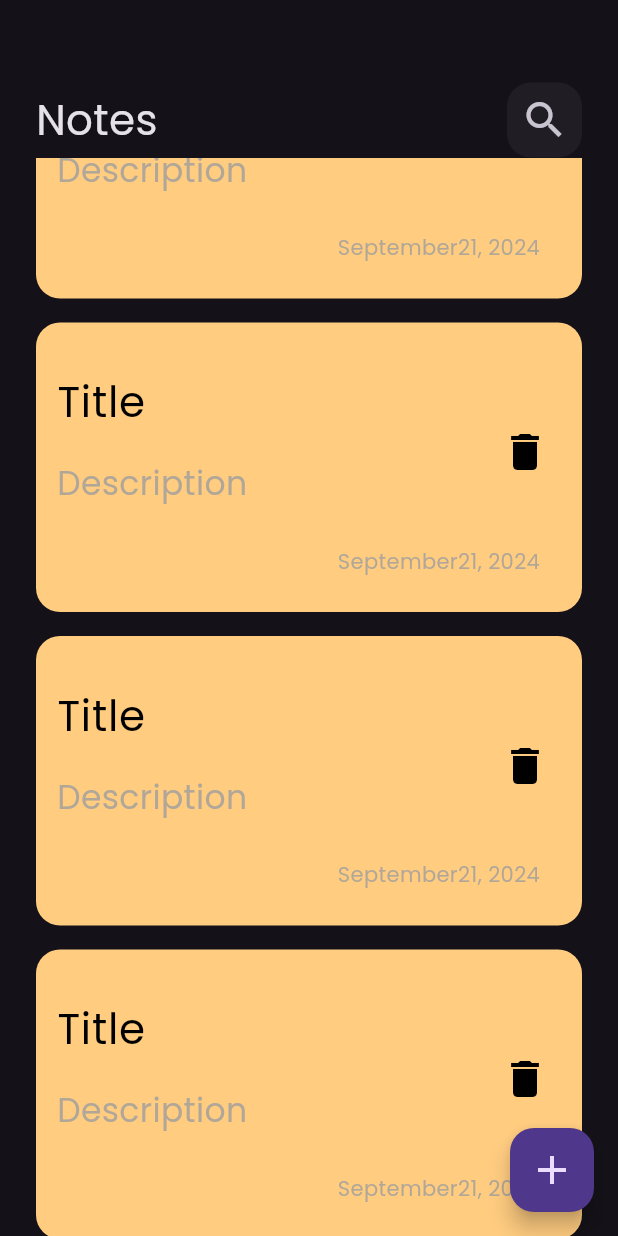
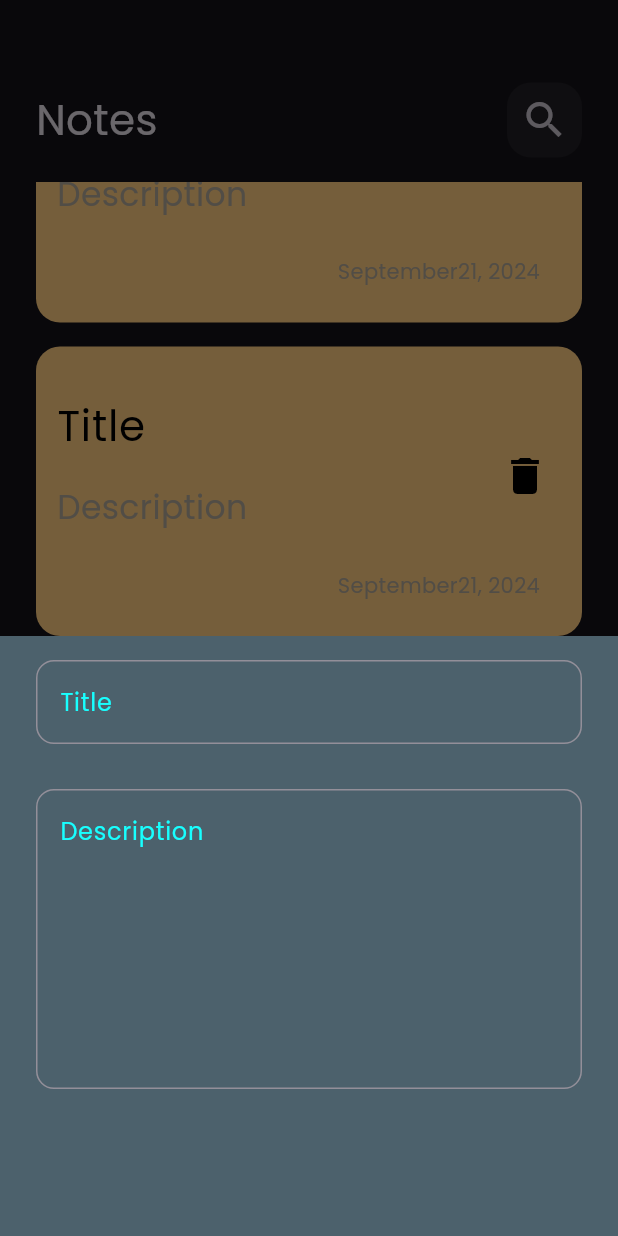
Before and after one commit to mahmoud-elgamal22/notes-App, a Flutter app: the screen it shows after launch, scrolled down 1152 dp, after a tap on the "add" icon, on a phone screen of 412 x 824 dp. Run offline on Flutter 3.47's test engine with Material 3 defaults, Android fonts, the phone set to English and light mode, and no system bars.

Commit message:
creade add note bottom sheet and custom text field

```diff
--- /dev/null
+++ b/lib/constants.dart
@@ -0,0 +1,3 @@
+import 'package:flutter/material.dart';
+
+const kPrimaryColor =  Color(0xff62FCD7);
--- a/lib/views/notes_list_view.dart
+++ b/lib/views/notes_list_view.dart
@@ -6,10 +6,16 @@ class NotesListView extends StatelessWidget {
 
   @override
   Widget build(BuildContext context) {
-    return ListView.builder(
-      itemBuilder: (context, index) => const Padding(
-        padding: EdgeInsets.symmetric(vertical: 8),
-        child: NotesItem(),
+    return Padding(
+      padding: const EdgeInsets.symmetric(
+        vertical: 16,
+      ),
+      child: ListView.builder(
+        padding: EdgeInsets.zero,
+        itemBuilder: (context, index) => const Padding(
+          padding: EdgeInsets.symmetric(vertical: 8),
+          child: NotesItem(),
+        ),
       ),
     );
   }
--- a/lib/views/notes_view.dart
+++ b/lib/views/notes_view.dart
@@ -1,5 +1,6 @@
 import 'package:flutter/material.dart';
 import 'package:notes_app/views/notes_list_view.dart';
+import 'package:notes_app/views/widgets/add_note_bottom_sheet.dart';
 import 'package:notes_app/views/widgets/custom_app_bar.dart';
 
 class NotesView extends StatelessWidget {
@@ -9,7 +10,15 @@ class NotesView extends StatelessWidget {
   Widget build(BuildContext context) {
     return Scaffold(
       floatingActionButton: FloatingActionButton(
-        onPressed: () {},
+        onPressed: () {
+          showModalBottomSheet(
+            shape: RoundedRectangleBorder(
+              borderRadius: BorderRadius.circular(24),
+            ),
+            context: context,
+            builder: (context) => const AddNoteBottomSheet(),
+          );
+        },
         child: const Icon(
           Icons.add,
           size: 32,
--- /dev/null
+++ b/lib/views/widgets/add_note_bottom_sheet.dart
@@ -0,0 +1,29 @@
+import 'package:flutter/material.dart';
+import 'package:notes_app/views/widgets/custom_text_field.dart';
+
+class AddNoteBottomSheet extends StatelessWidget {
+  const AddNoteBottomSheet({
+    super.key,
+  });
+
+  @override
+  Widget build(BuildContext context) {
+    return Container(
+      padding: const EdgeInsets.all(16.0),
+      height: 400,
+      color: const Color.fromARGB(255, 76, 97, 108),
+      child: const Column(
+        children: [
+          CustomTextField(
+            hint: 'Title',
+          ),
+          SizedBox(height: 30),
+          CustomTextField(
+            hint: 'Description',
+            maxlines: 7,
+          ),
+        ],
+      ),
+    );
+  }
+}
--- a/lib/views/widgets/custom_search_icon.dart
+++ b/lib/views/widgets/custom_search_icon.dart
@@ -15,7 +15,7 @@ class CustomSearchIcon extends StatelessWidget {
       child: Center(
         child: IconButton(
           onPressed: () {},
-          icon: Icon(
+          icon: const Icon(
             Icons.search,
             size: 32,
           ),
--- /dev/null
+++ b/lib/views/widgets/custom_text_field.dart
@@ -0,0 +1,32 @@
+import 'package:flutter/material.dart';
+import 'package:notes_app/constants.dart';
+
+class CustomTextField extends StatelessWidget {
+  const CustomTextField({
+    super.key,
+    required this.hint,
+    this.maxlines = 1,
+  });
+  final String hint;
+  final int maxlines;
+  @override
+  Widget build(BuildContext context) {
+    return Padding(
+      padding: const EdgeInsets.symmetric(horizontal: 8),
+      child: TextField(
+        cursorColor: kPrimaryColor,
+        decoration: InputDecoration(
+          hintText: (hint),
+          hintStyle: const TextStyle(color: Colors.cyanAccent),
+          border: OutlineInputBorder(
+            borderRadius: BorderRadius.circular(12),
+            borderSide: const BorderSide(
+              color: Colors.cyanAccent,
+            ),
+          ),
+        ),
+        maxLines: maxlines,
+      ),
+    );
+  }
+}
```
